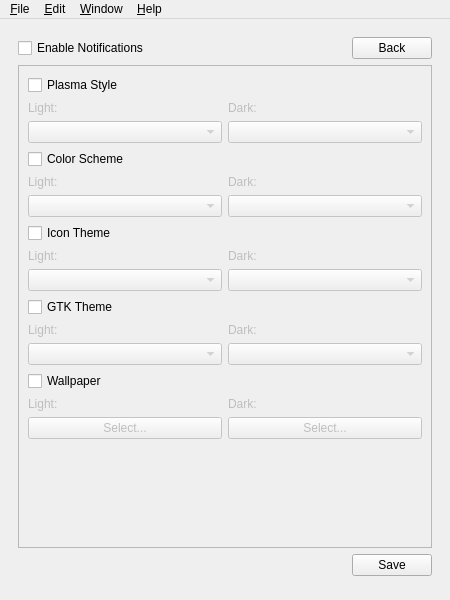
baduhai/Koi, file src/ui/mainwindow.ui: the form before one commit.
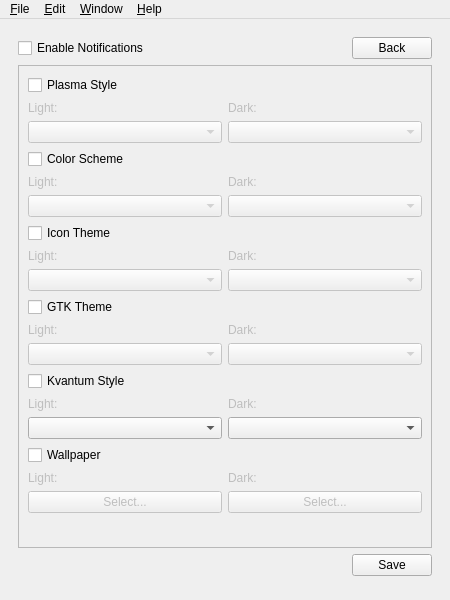
The form after the commit. The open tabs and pages were chosen to show the change. Icons and pictures are not drawn. Custom widgets are drawn as their Qt base class.

Commit message: Added Kvantum Styles

The edit to the form file:
```diff
--- a/src/ui/mainwindow.ui
+++ b/src/ui/mainwindow.ui
@@ -272,9 +272,9 @@
            <property name="geometry">
             <rect>
              <x>0</x>
-             <y>0</y>
-             <width>398</width>
-             <height>472</height>
+             <y>-129</y>
+             <width>401</width>
+             <height>626</height>
             </rect>
            </property>
            <layout class="QFormLayout" name="formLayout">
@@ -496,7 +496,7 @@
               </item>
              </layout>
             </item>
-            <item row="4" column="0" colspan="2">
+            <item row="6" column="0" colspan="2">
              <layout class="QVBoxLayout" name="wallpaper">
               <item>
                <widget class="QCheckBox" name="wallCheckBox">
@@ -567,6 +567,51 @@
               </item>
              </layout>
             </item>
+            <item row="5" column="0" colspan="2">
+             <layout class="QVBoxLayout" name="kvantumStyle">
+              <item>
+               <widget class="QCheckBox" name="kvantumStyleCheckBox">
+                <property name="text">
+                 <string>Kvantum Style</string>
+                </property>
+               </widget>
+              </item>
+              <item>
+               <layout class="QHBoxLayout" name="horizontalLayout_10">
+                <item>
+                 <widget class="QLabel" name="lightKvantumStyle">
+                  <property name="enabled">
+                   <bool>false</bool>
+                  </property>
+                  <property name="text">
+                   <string>Light:</string>
+                  </property>
+                 </widget>
+                </item>
+                <item>
+                 <widget class="QLabel" name="darkKvantumStyle">
+                  <property name="enabled">
+                   <bool>false</bool>
+                  </property>
+                  <property name="text">
+                   <string>Dark:</string>
+                  </property>
+                 </widget>
+                </item>
+               </layout>
+              </item>
+              <item>
+               <layout class="QHBoxLayout" name="horizontalLayout_15">
+                <item>
+                 <widget class="QComboBox" name="lightDropKvantumStyle"/>
+                </item>
+                <item>
+                 <widget class="QComboBox" name="darkDropKvantumStyle"/>
+                </item>
+               </layout>
+              </item>
+             </layout>
+            </item>
            </layout>
           </widget>
          </widget>
```
Left out of the diff: 30 changed lines with no effect on the pictures. The commit also changes 7 other files.
